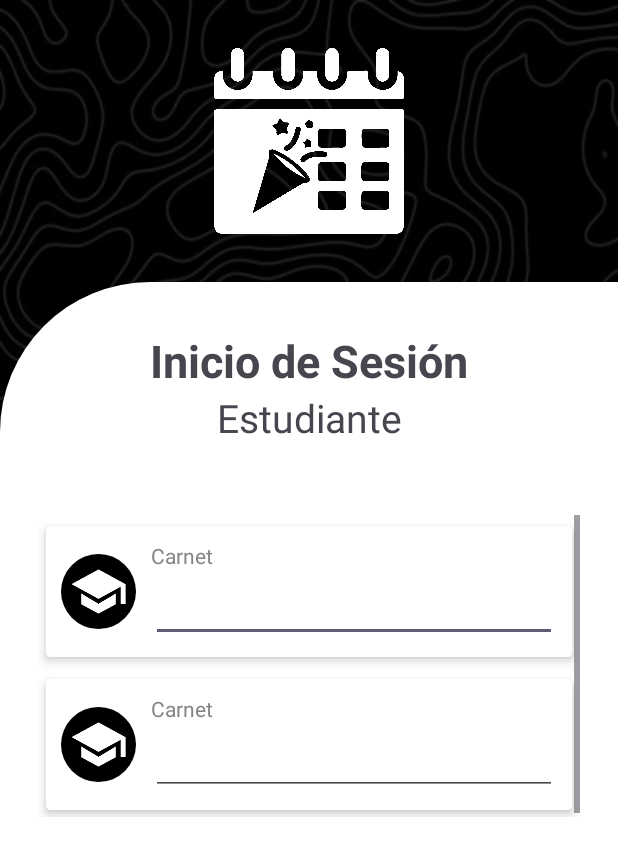
After one commit to XoulEater/EvenTEC_Mobile, an Android app: the loginE screen opened directly, with no data from a screen before it, on a phone screen of 412 x 824 dp. The commit adds this screen. Shown: the top 856 px of the screen. Run offline under Robolectric (Android 15) with nearby library versions, the phone set to English and light mode, and no system bars.

Commit message:
main screen

```diff
--- a/app/src/main/AndroidManifest.xml
+++ b/app/src/main/AndroidManifest.xml
@@ -13,6 +13,9 @@
         android:theme="@style/Theme.EvenTEC"
         tools:targetApi="31">
         <activity
+            android:name=".loginE"
+            android:exported="false" />
+        <activity
             android:name=".MainActivity"
             android:exported="true">
             <intent-filter>
--- /dev/null
+++ b/app/src/main/java/com/example/eventec/loginE.java
@@ -0,0 +1,14 @@
+package com.example.eventec;
+
+import androidx.appcompat.app.AppCompatActivity;
+
+import android.os.Bundle;
+
+public class loginE extends AppCompatActivity {
+
+    @Override
+    protected void onCreate(Bundle savedInstanceState) {
+        super.onCreate(savedInstanceState);
+        setContentView(R.layout.activity_login_e);
+    }
+}
--- /dev/null
+++ b/app/src/main/res/drawable/icon_background.xml
@@ -0,0 +1,8 @@
+<?xml version="1.0" encoding="utf-8"?>
+<shape xmlns:android="http://schemas.android.com/apk/res/android"
+    android:shape="rectangle">
+
+    <solid android:color="@color/black"/>
+    <corners android:radius="1000dp"/>
+
+</shape>
--- /dev/null
+++ b/app/src/main/res/layout/activity_login_e.xml
@@ -0,0 +1,181 @@
+<?xml version="1.0" encoding="utf-8"?>
+<androidx.constraintlayout.widget.ConstraintLayout xmlns:android="http://schemas.android.com/apk/res/android"
+    xmlns:app="http://schemas.android.com/apk/res-auto"
+    xmlns:tools="http://schemas.android.com/tools"
+    android:layout_width="match_parent"
+    android:layout_height="match_parent"
+    android:background="@drawable/bg"
+    tools:context=".loginE">
+
+    <androidx.constraintlayout.widget.ConstraintLayout
+        android:id="@+id/linearLayout"
+        android:layout_width="0dp"
+        android:layout_height="0dp"
+        android:layout_marginTop="32dp"
+        android:background="@drawable/top_background"
+        android:orientation="vertical"
+        android:paddingTop="0dp"
+        app:layout_constraintBottom_toBottomOf="parent"
+        app:layout_constraintEnd_toEndOf="parent"
+        app:layout_constraintStart_toStartOf="parent"
+        app:layout_constraintTop_toBottomOf="@+id/imageView">
+
+        <TextView
+            android:id="@+id/textView2"
+            android:layout_width="wrap_content"
+            android:layout_height="wrap_content"
+            android:layout_marginTop="32dp"
+            android:text="Inicio de Sesión"
+            android:textAlignment="center"
+            android:textSize="30sp"
+            android:textStyle="bold"
+            app:layout_constraintEnd_toEndOf="parent"
+            app:layout_constraintStart_toStartOf="parent"
+            app:layout_constraintTop_toTopOf="parent" />
+
+        <TextView
+            android:id="@+id/textView3"
+            android:layout_width="wrap_content"
+            android:layout_height="wrap_content"
+            android:text="Estudiante"
+            android:textAlignment="center"
+            android:textSize="26sp"
+            app:layout_constraintEnd_toEndOf="parent"
+            app:layout_constraintStart_toStartOf="parent"
+            app:layout_constraintTop_toBottomOf="@+id/textView2" />
+
+        <ScrollView
+            android:layout_width="361dp"
+            android:layout_height="201dp"
+            app:layout_constraintBottom_toBottomOf="parent"
+            app:layout_constraintEnd_toEndOf="parent"
+            app:layout_constraintStart_toStartOf="parent"
+            app:layout_constraintTop_toBottomOf="@+id/textView3"
+            app:layout_constraintVertical_bias="0.145">
+
+            <LinearLayout
+                android:layout_width="match_parent"
+                android:layout_height="wrap_content"
+                android:orientation="vertical">
+
+                <androidx.cardview.widget.CardView
+                    android:layout_width="match_parent"
+                    android:layout_height="wrap_content"
+                    android:layout_gravity="fill"
+
+                    app:cardCornerRadius="3dp"
+                    app:cardElevation="4dp"
+                    app:cardUseCompatPadding="true">
+
+                    <LinearLayout
+                        android:layout_width="match_parent"
+                        android:layout_height="wrap_content"
+                        android:layout_gravity="center_vertical|center_horizontal"
+                        android:background="@color/white"
+                        android:gravity="fill_horizontal|center_vertical"
+                        android:orientation="horizontal"
+                        android:padding="10dp"
+                        android:scaleType="fitCenter">
+
+
+                        <ImageView
+                            android:layout_width="50dp"
+                            android:layout_height="50dp"
+                            android:layout_marginRight="10dp"
+                            android:background="@drawable/icon_background"
+                            android:padding="5dp"
+                            app:srcCompat="@drawable/studentlogo" />
+
+                        <LinearLayout
+                            android:layout_width="match_parent"
+                            android:layout_height="wrap_content"
+                            android:orientation="vertical"
+                            app:layout_constraintBottom_toBottomOf="parent"
+                            app:layout_constraintTop_toTopOf="parent">
+
+                            <TextView
+                                android:layout_width="match_parent"
+                                android:layout_height="wrap_content"
+                                android:text="Carnet"
+                                android:textColor="#858585" />
+
+                            <EditText
+                                android:id="@+id/carnet"
+                                android:layout_width="match_parent"
+                                android:layout_height="48dp"
+                                android:ems="8"
+                                android:inputType="text"/>
+                        </LinearLayout>
+
+                    </LinearLayout>
+                </androidx.cardview.widget.CardView>
+
+                <androidx.cardview.widget.CardView
+                    android:layout_width="match_parent"
+                    android:layout_height="wrap_content"
+                    android:layout_gravity="fill"
+
+                    app:cardCornerRadius="3dp"
+                    app:cardElevation="4dp"
+                    app:cardUseCompatPadding="true">
+
+                    <LinearLayout
+                        android:layout_width="match_parent"
+                        android:layout_height="wrap_content"
+                        android:layout_gravity="center_vertical|center_horizontal"
+                        android:background="@color/white"
+                        android:gravity="fill_horizontal|center_vertical"
+                        android:orientation="horizontal"
+                        android:padding="10dp"
+                        android:scaleType="fitCenter">
+
+
+                        <ImageView
+                            android:layout_width="50dp"
+                            android:layout_height="50dp"
+                            android:layout_marginRight="10dp"
+                            android:background="@drawable/icon_background"
+                            android:padding="5dp"
+                            app:srcCompat="@drawable/studentlogo" />
+
+                        <LinearLayout
+                            android:layout_width="match_parent"
+                            android:layout_height="wrap_content"
+                            android:orientation="vertical"
+                            app:layout_constraintBottom_toBottomOf="parent"
+                            app:layout_constraintTop_toTopOf="parent">
+
+                            <TextView
+                                android:layout_width="match_parent"
+                                android:layout_height="wrap_content"
+                                android:text="Carnet"
+                                android:textColor="#858585" />
+
+                            <EditText
+                                android:id="@+id/carnet1"
+                                android:layout_width="match_parent"
+                                android:layout_height="48dp"
+                                android:ems="8"
+                                android:inputType="text" />
+                        </LinearLayout>
+
+                    </LinearLayout>
+                </androidx.cardview.widget.CardView>
+
+            </LinearLayout>
+        </ScrollView>
+
+    </androidx.constraintlayout.widget.ConstraintLayout>
+
+    <ImageView
+        android:id="@+id/imageView"
+        android:layout_width="153dp"
+        android:layout_height="124dp"
+        android:layout_marginTop="32dp"
+        app:layout_constraintEnd_toEndOf="parent"
+        app:layout_constraintStart_toStartOf="parent"
+        app:layout_constraintTop_toTopOf="parent"
+        app:srcCompat="@drawable/favicon" />
+
+
+</androidx.constraintlayout.widget.ConstraintLayout>
--- a/app/src/main/res/layout/activity_main.xml
+++ b/app/src/main/res/layout/activity_main.xml
@@ -55,7 +55,7 @@
                 android:layout_columnWeight="1"
                 android:layout_gravity="fill"
 
-                app:cardBackgroundColor="@drawable/bG"
+                app:cardBackgroundColor='@color/black'
                 app:cardCornerRadius="1dp"
                 app:cardElevation="2dp"
                 app:cardUseCompatPadding="true">
--- a/app/src/main/res/values/themes.xml
+++ b/app/src/main/res/values/themes.xml
@@ -3,6 +3,8 @@
     <style name="Base.Theme.EvenTEC" parent="Theme.Material3.DayNight.NoActionBar">
         <!-- Customize your light theme here. -->
         <!-- <item name="colorPrimary">@color/my_light_primary</item> -->
+        <item name="android:statusBarColor">@color/black</item>
+        <item name="android:navigationBarColor">@color/black</item>
     </style>
 
     <style name="Theme.EvenTEC" parent="Base.Theme.EvenTEC" />
```
Also changed, not shown: app/src/main/res/drawable/favicon.png (added).
